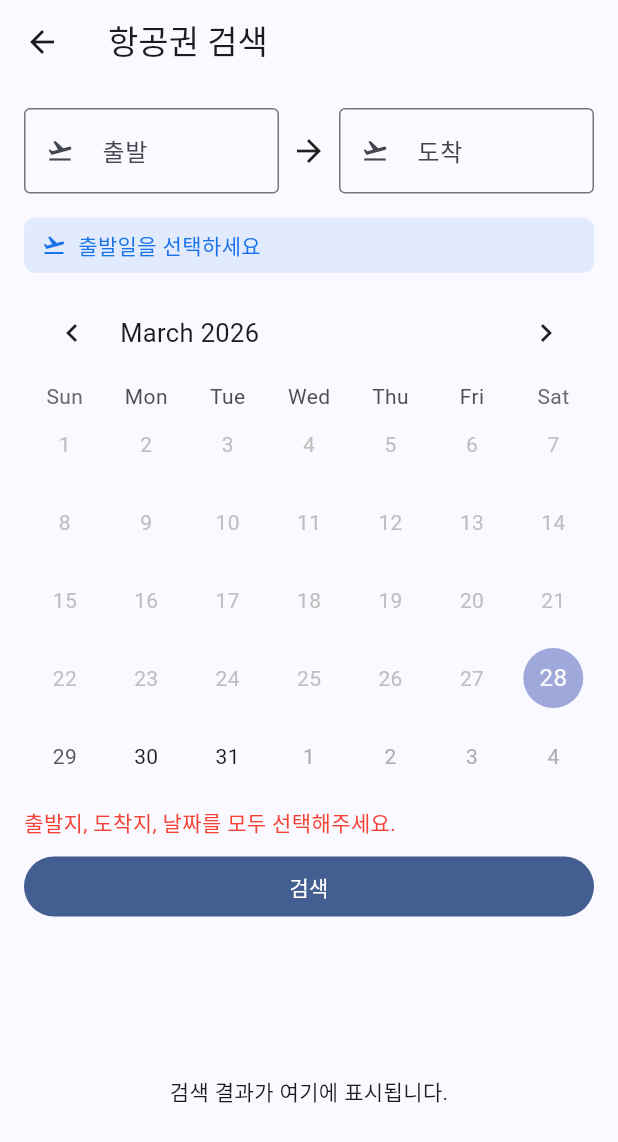
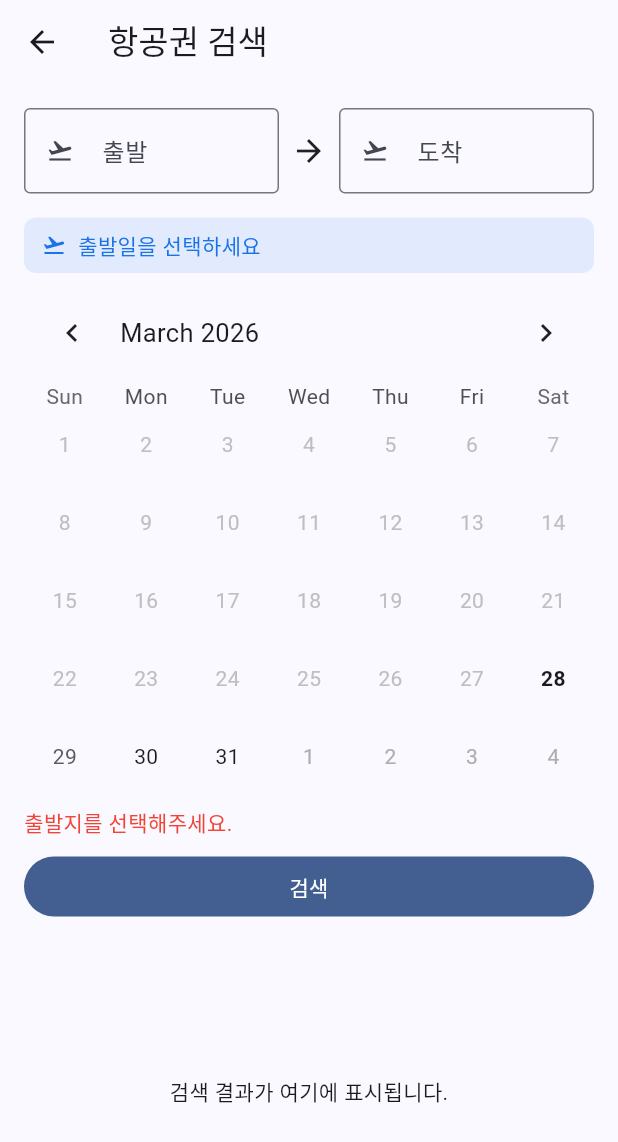
Before and after one commit to codingclef/farebird, a Flutter app: the SearchScreen screen opened directly, after a tap on "검색", on a phone screen of 412 x 824 dp. Shown: the top 1142 px of the screen. Run offline on Flutter 3.47's test engine with Material 3 defaults, Android fonts, the phone set to English and light mode, and no system bars; drawn by our look-alikes of table_calendar; our stand-ins replace dio, flutter_riverpod, shared_preferences; accounts and stored records are empty.

Commit message:
fix: 달력 UX 개선 및 검색 에러 메시지 구체화
- 쌍 완성 후 달력에 날짜 이력 표시 제거
- 오늘 날짜 파란 하이라이트 제거
- 검색 버튼 클릭 시 부족한 항목별 구체적 에러 메시지 표시

Co-Authored-By: Claude Sonnet 4.6 <noreply@anthropic.com>

```diff
--- a/mobile/lib/screens/search/search_screen.dart
+++ b/mobile/lib/screens/search/search_screen.dart
@@ -146,8 +146,16 @@ class _SearchScreenState extends ConsumerState<SearchScreen> {
   }
 
   Future<void> _search() async {
-    if (_origin == null || _destination == null || _datePairs.isEmpty) {
-      setState(() => _error = '출발지, 도착지, 날짜를 모두 선택해주세요.');
+    if (_origin == null) {
+      setState(() => _error = '출발지를 선택해주세요.');
+      return;
+    }
+    if (_destination == null) {
+      setState(() => _error = '도착지를 선택해주세요.');
+      return;
+    }
+    if (_datePairs.isEmpty) {
+      setState(() => _error = '날짜를 선택해주세요.');
       return;
     }
 
@@ -176,7 +184,7 @@ class _SearchScreenState extends ConsumerState<SearchScreen> {
             .toList();
       });
     } catch (e) {
-      setState(() => _error = '검색 중 오류가 발생했습니다.');
+      setState(() => _error = e.toString());
     } finally {
       setState(() => _loading = false);
     }
@@ -223,26 +231,25 @@ class _SearchScreenState extends ConsumerState<SearchScreen> {
                   lastDay: DateTime.now().add(const Duration(days: 365)),
                   focusedDay: _pendingDepart ?? DateTime.now(),
                   selectedDayPredicate: (day) {
-                    if (_pendingDepart != null && isSameDay(day, _pendingDepart!)) {
-                      return true;
-                    }
-                    return _datePairs.any(
-                        (p) => isSameDay(day, p.depart) || isSameDay(day, p.ret));
+                    return _pendingDepart != null && isSameDay(day, _pendingDepart!);
                   },
                   calendarBuilders: CalendarBuilders(
-                    selectedBuilder: (context, day, focusedDay) {
-                      // 출발일: 파란색, 귀국일: 초록색, pendingDepart: 주황색
-                      Color color = const Color(0xFF1A73E8);
-                      if (_pendingDepart != null && isSameDay(day, _pendingDepart!)) {
-                        color = Colors.orange;
-                      } else {
-                        final isReturn = _datePairs.any((p) => isSameDay(day, p.ret));
-                        if (isReturn) color = Colors.green;
-                      }
+                    todayBuilder: (context, day, focusedDay) {
                       return Container(
                         margin: const EdgeInsets.all(4),
-                        decoration: BoxDecoration(
-                          color: color,
+                        alignment: Alignment.center,
+                        child: Text(
+                          '${day.day}',
+                          style: const TextStyle(fontWeight: FontWeight.bold),
+                        ),
+                      );
+                    },
+                    selectedBuilder: (context, day, focusedDay) {
+                      // pendingDepart만 주황색으로 표시
+                      return Container(
+                        margin: const EdgeInsets.all(4),
+                        decoration: const BoxDecoration(
+                          color: Colors.orange,
                           shape: BoxShape.circle,
                         ),
                         alignment: Alignment.center,
```
